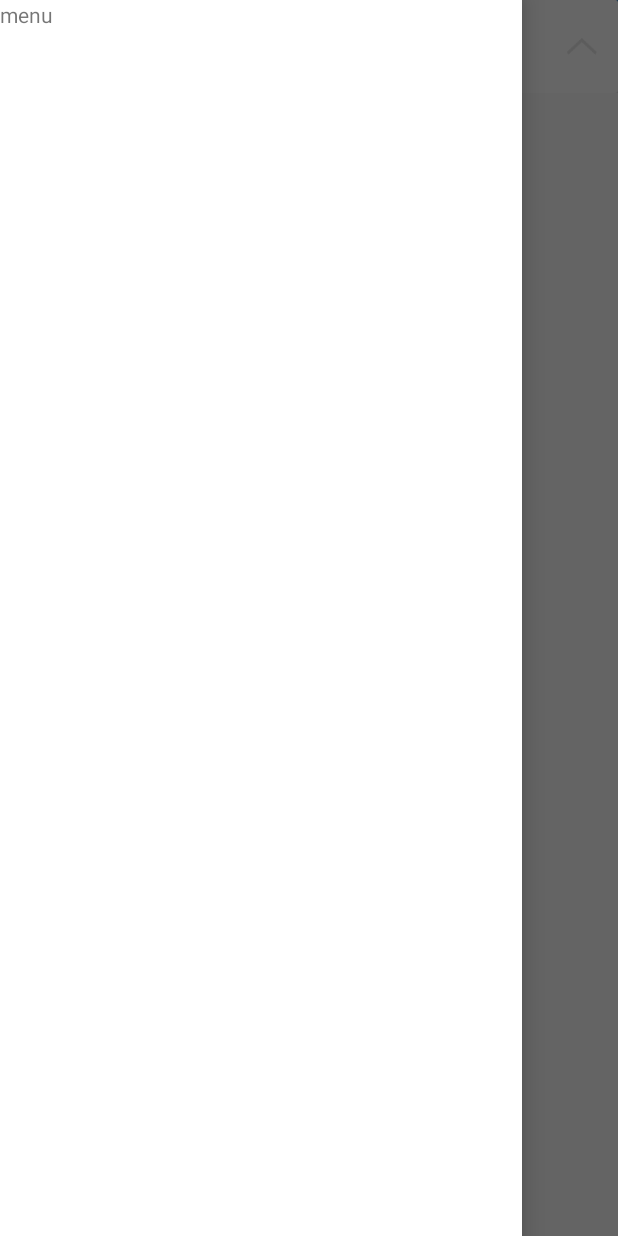
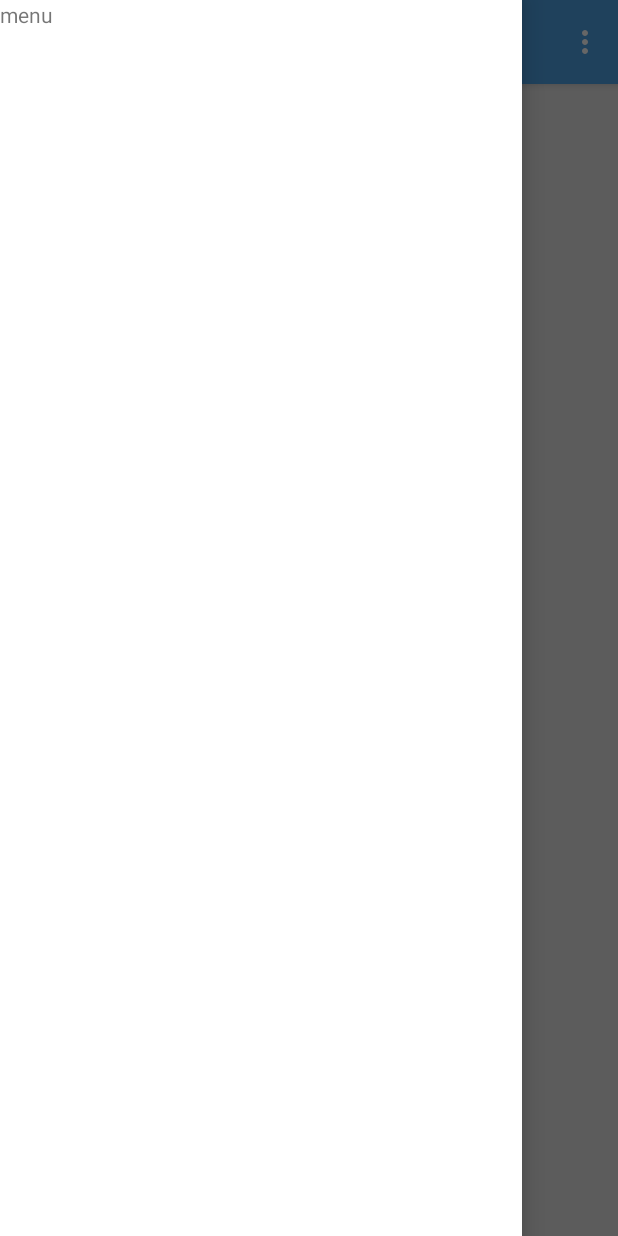
Before and after one commit to KDL-in/ArSr, an Android app: the screen it shows after launch (MainActivity), with the side drawer open, on a phone screen of 412 x 824 dp. Run offline under Robolectric (Android 15) with nearby library versions, the phone set to English and light mode, and no system bars; libraries missing offline, so code that uses them is left out: drawthink.expandablerecyclerview.bean; 4 statements that could not run were skipped.

Commit message:
mainUI ing -expandableRecyclerView fin

```diff
--- a/app/build.gradle
+++ b/app/build.gradle
@@ -27,4 +27,8 @@ dependencies {
     androidTestImplementation 'com.android.support.test.espresso:espresso-core:3.0.1'
     compile 'com.android.support:cardview-v7:26.1.0'
     compile 'com.android.support:recyclerview-v7:26.1.0'
+    compile 'com.android.support:design:26.1.0'
+    compile 'com.github.bumptech.glide:glide:3.7.0'
+    compile 'com.drawthink:expandable-recyclerview:0.0.3'
+
 }
--- a/app/src/main/AndroidManifest.xml
+++ b/app/src/main/AndroidManifest.xml
@@ -5,11 +5,12 @@
     <application
         android:allowBackup="true"
         android:icon="@mipmap/ic_launcher"
-        android:label="@string/today_task"
+        android:label="@string/app_name"
         android:roundIcon="@mipmap/ic_launcher_round"
         android:supportsRtl="true"
         android:theme="@style/AppTheme">
-        <activity android:name=".MainActivity">
+        <activity android:name=".MainActivity"
+            android:label="@string/today_task">
             <intent-filter>
                 <action android:name="android.intent.action.MAIN" />
 
--- a/app/src/main/java/com/arsr/arsr/CategoryAdapter.java
+++ /dev/null
@@ -1,92 +0,0 @@
-package com.arsr.arsr;
-
-import android.content.Context;
-import android.support.v7.widget.RecyclerView;
-import android.view.LayoutInflater;
-import android.view.View;
-import android.view.ViewGroup;
-import android.widget.LinearLayout;
-
-import com.arsr.arsr.costumview.CategoryLayout;
-import com.arsr.arsr.costumview.TaskLayout;
-import com.arsr.arsr.costumview.TasksOfACategory;
-import com.arsr.arsr.entity.Category;
-import com.arsr.arsr.entity.Task;
-
-import java.util.ArrayList;
-import java.util.List;
-
-/**
- * 所有任务循环列表的适配器
- * Created by KundaLin on 17/12/21.
- */
-
-public class CategoryAdapter extends RecyclerView.Adapter<CategoryAdapter.ViewHolder> {
-    private Context mContext;
-    private List<Category> mCategories;
-
-    public CategoryAdapter(List<Category> mCategories) {
-        this.mCategories = mCategories;
-    }
-
-    @Override
-    public ViewHolder onCreateViewHolder(ViewGroup parent, int viewType) {
-        if (mContext == null) {
-            mContext = parent.getContext();
-        }
-        View view = LayoutInflater.from(mContext).inflate(R.layout.layout_tasks_of_category, parent, false);
-
-        return new ViewHolder(view);
-    }
-
-    @Override
-    public void onBindViewHolder(ViewHolder holder, int position) {
-        Category category = mCategories.get(position);
-        List<Task> tasks = category.getChildren();
-        //判断是否已经取得子任务的布局
-        if (holder.allTasksLayout.isEmpty()) {
-            holder.tasksOfACategory.addTasks(tasks);
-            holder.getAllTasksLayout();
-        }
-        //设置当前子项信息
-        holder.categoryLayout.setCategoryProperties(category);//类别名字
-        for (int i = 0; i < tasks.size(); i++) {//设置子任务信息
-            holder.allTasksLayout.get(i).setTaskProperties(tasks.get(i));
-        }
-    }
-
-
-    @Override
-    public int getItemCount() {
-        return mCategories.size();
-    }
-
-    static class ViewHolder extends RecyclerView.ViewHolder {
-        TasksOfACategory tasksOfACategory;//根布局
-        CategoryLayout categoryLayout;//类别的布局
-        LinearLayout tasksLayout;//子任务的父布局
-        List<TaskLayout> allTasksLayout;//所有子任务的布局集
-
-        public ViewHolder(View itemView) {
-            super(itemView);
-            tasksOfACategory = (TasksOfACategory) itemView;
-            categoryLayout = itemView.findViewById(R.id.layout_category);
-            tasksLayout = itemView.findViewById(R.id.layout_tasks);
-            allTasksLayout = new ArrayList<>();
-        }
-
-        /**
-         * 取得子任务布局
-         * 1. 取得所有子任务布局
-         */
-        public void getAllTasksLayout() {
-            int count = tasksLayout.getChildCount();
-            //取得子任务
-            for (int i = 0; i < count; i++) {
-                allTasksLayout.add((TaskLayout) tasksLayout.getChildAt(i));
-            }
-
-
-        }
-    }
-}
--- a/app/src/main/java/com/arsr/arsr/MainActivity.java
+++ b/app/src/main/java/com/arsr/arsr/MainActivity.java
@@ -3,27 +3,29 @@ package com.arsr.arsr;
 import android.support.v4.view.GravityCompat;
 import android.support.v4.widget.DrawerLayout;
 import android.support.v7.app.ActionBar;
-import android.support.v7.app.AppCompatActivity;
 import android.os.Bundle;
 import android.support.v7.widget.LinearLayoutManager;
 import android.support.v7.widget.RecyclerView;
 import android.support.v7.widget.Toolbar;
 import android.view.Menu;
 import android.view.MenuItem;
-import android.view.View;
-import android.widget.ImageView;
-import android.widget.LinearLayout;
-
-import com.arsr.arsr.costumview.CategoryLayout;
-import com.arsr.arsr.entity.Category;
-import com.arsr.arsr.entity.Task;
 
 import java.util.ArrayList;
 import java.util.List;
 
+import drawthink.expandablerecyclerview.bean.RecyclerViewData;
+
 public class MainActivity extends BasicActivity {
     private DrawerLayout mDrawerLayout;//根布局
-    private List<Category> testList;//测试用数据列表
+    //临时数据
+    public String[] groupStrings = {"西游记", "水浒传", "三国演义", "红楼梦"};
+    public String[][] childStrings = {
+            {"唐三藏", "孙悟空", "猪八戒", "沙和尚"},
+            {"宋江", "林冲", "李逵", "鲁智深"},
+            {"曹操", "刘备", "孙权", "诸葛亮", "周瑜"},
+            {"贾宝玉", "林黛玉", "薛宝钗", "王熙凤"}
+    };
+    private List<RecyclerViewData> mData;
 
     @Override
     protected void onCreate(Bundle savedInstanceState) {
@@ -39,31 +41,48 @@ public class MainActivity extends BasicActivity {
             actionBar.setDisplayHomeAsUpEnabled(true);//利用返回按钮做导航按钮
             actionBar.setHomeAsUpIndicator(R.drawable.ic_menu);
         }
-        //主界面循环列表
-        initTestList();
-        RecyclerView recyclerView = findViewById(R.id.recycler_today);
-        LinearLayoutManager linearLayoutManager = new LinearLayoutManager(this);
-        recyclerView.setLayoutManager(linearLayoutManager);
-        CategoryAdapter adapter = new CategoryAdapter(testList);
-        recyclerView.setAdapter(adapter);
+/*
+        //expandableListView任务列表
+        ExpandableListView listView = findViewById(R.id.list_task_list);
+        listView.setAdapter(new TaskListAdapterBak(this,groupStrings,childStrings));
+        listView.setOnGroupClickListener(new ExpandableListView.OnGroupClickListener() {
+            @Override
+            public boolean onGroupClick(ExpandableListView parent, View v, int groupPosition, long id) {
+                Toast.makeText(getApplicationContext(), groupStrings[groupPosition], Toast.LENGTH_SHORT).show();
+                return false;
+            }
+        });
+        listView.setOnChildClickListener(new ExpandableListView.OnChildClickListener() {
+            @Override
+            public boolean onChildClick(ExpandableListView parent, View v, int groupPosition, int childPosition, long id) {
+                Toast.makeText(getApplicationContext(), childStrings[groupPosition][childPosition], Toast.LENGTH_SHORT).show();
+                return true;
+            }
+        });
+*/
+        //任务列表（基于recyclerView）
+        initmData();
+        RecyclerView viewTaskList = findViewById(R.id.recycler_task_list);
+        TaskListAdapter adapter = new TaskListAdapter(MainActivity.this, mData);
+        LinearLayoutManager layoutManager = new LinearLayoutManager(this);
+        viewTaskList.setAdapter(adapter);
+        viewTaskList.setLayoutManager(layoutManager);
     }
 
     /**
-     * 初始化测试数据
+     * 封装初始化数据
      */
-    private void initTestList() {
-        testList = new ArrayList<>();
-        Category category = new Category();
-        category.setName("考研单词");
-        List<Task> tasks = new ArrayList<>();
-        Task task1 = new Task();
-        task1.setName("List-1");
-        Task task2 = new Task();
-        task2.setName("List-2");
-        tasks.add(task1);
-        tasks.add(task2);
-        category.setChildren(tasks);
-        testList.add(category);
+    private void initmData() {
+        mData = new ArrayList<>();
+        int groupLength = groupStrings.length;
+        int childLength = childStrings.length;
+        for (int i = 0; i < groupLength; i++) {
+            List<String>childData = new ArrayList<>();
+            for (int j = 0; j < childLength; j++) {
+                childData.add(childStrings[i][j]);
+            }
+            mData.add(new RecyclerViewData(groupStrings[i], childData, true));
+        }
     }
 
     /**
--- a/app/src/main/java/com/arsr/arsr/costumview/CategoryLayout.java
+++ b/app/src/main/java/com/arsr/arsr/costumview/CategoryLayout.java
@@ -1,13 +1,10 @@
 package com.arsr.arsr.costumview;
 
 import android.content.Context;
-import android.support.annotation.Nullable;
 import android.support.v7.widget.CardView;
 import android.util.AttributeSet;
 import android.view.LayoutInflater;
-import android.view.View;
 import android.widget.ImageView;
-import android.widget.LinearLayout;
 import android.widget.TextView;
 
 import com.arsr.arsr.R;
@@ -24,7 +21,7 @@ public class CategoryLayout extends CardView {
     private TextView categoryTextView;//类别的名字view
     public CategoryLayout(Context context, AttributeSet attrs) {
         super(context, attrs);
-        LayoutInflater.from(context).inflate(R.layout.layout_category, this);
+        LayoutInflater.from(context).inflate(R.layout.customview_category, this);
         init();
 //        imageView.setOnClickListener(this);
     }
--- a/app/src/main/java/com/arsr/arsr/costumview/TaskLayout.java
+++ b/app/src/main/java/com/arsr/arsr/costumview/TaskLayout.java
@@ -19,7 +19,7 @@ public class TaskLayout extends CardView {
     private TextView nameTextView;//任务信息：任务名
     public TaskLayout(Context context, AttributeSet attrs) {
         super(context, attrs);
-        LayoutInflater.from(context).inflate(R.layout.layout_task, this);
+        LayoutInflater.from(context).inflate(R.layout.customview_task, this);
         nameTextView = findViewById(R.id.text_task_name);
     }
 
--- a/app/src/main/res/layout/activity_main.xml
+++ b/app/src/main/res/layout/activity_main.xml
@@ -3,42 +3,48 @@
     xmlns:app="http://schemas.android.com/apk/res-auto"
     xmlns:tools="http://schemas.android.com/tools"
     android:id="@+id/drawer_layout"
+    android:background="@color/background"
     android:layout_width="match_parent"
     android:layout_height="match_parent">
 
 
-    <FrameLayout
+    <android.support.design.widget.CoordinatorLayout
         android:layout_width="match_parent"
-        android:layout_height="match_parent"
-        tools:context="com.arsr.arsr.MainActivity">
-
+        android:layout_height="match_parent">
+        <android.support.design.widget.AppBarLayout
+            android:layout_width="match_parent"
+            android:layout_height="wrap_content">
             <android.support.v7.widget.Toolbar
                 android:id="@+id/toolbar"
                 android:layout_width="match_parent"
                 android:layout_height="?attr/actionBarSize"
                 android:background="?attr/colorPrimary"
                 android:theme="@style/ThemeOverlay.AppCompat.Dark.ActionBar"
-            app:popupTheme="@style/Theme.AppCompat.Light"></android.support.v7.widget.Toolbar>
-        <!--
-                <LinearLayout
+                app:layout_scrollFlags="scroll|enterAlways|snap"
+                app:popupTheme="@style/Theme.AppCompat.Light"/>
+        </android.support.design.widget.AppBarLayout>
+        <android.support.v4.widget.SwipeRefreshLayout
+            app:layout_behavior="@string/appbar_scrolling_view_behavior"
             android:layout_width="match_parent"
-                    android:layout_height="match_parent"
-                    android:background="@color/background"
-                    android:orientation="vertical"
-                    android:padding="15dp">
-
-                    <com.arsr.arsr.costumview.TasksOfACategory
-                        android:layout_width="match_parent"
-                        android:layout_height="wrap_content"></com.arsr.arsr.costumview.TasksOfACategory>
-
-                </LinearLayout>
-        -->
+            android:layout_height="match_parent">
             <android.support.v7.widget.RecyclerView
-            android:id="@+id/recycler_today"
+                android:padding="15dp"
+                android:id="@+id/recycler_task_list"
                 android:layout_width="match_parent"
                 android:layout_height="match_parent">
             </android.support.v7.widget.RecyclerView>
-    </FrameLayout>
+            <!--
+                        <ExpandableListView
+                            android:id="@+id/list_task_list"
+                            android:divider="@null"
+                            android:dividerHeight="0dp"
+                            app:layout_behavior="@string/appbar_scrolling_view_behavior"
+                            android:layout_width="match_parent"
+                            android:layout_height="wrap_content"/>
+            -->
+        </android.support.v4.widget.SwipeRefreshLayout>
+
+    </android.support.design.widget.CoordinatorLayout>
 
     <TextView
         android:layout_width="match_parent"
--- a/app/src/main/res/layout/layout_category.xml
+++ b/app/src/main/res/layout/customview_category.xml
@@ -3,10 +3,11 @@
     xmlns:android="http://schemas.android.com/apk/res/android"
     xmlns:app="http://schemas.android.com/apk/res-auto"
     xmlns:tools="http://schemas.android.com/tools"
-    android:id="@+id/layout_category"
     android:layout_width="match_parent"
     android:layout_height="wrap_content"
-    android:elevation="100dp"
+    android:id="@+id/group"
+    android:layout_marginTop="10dp"
+    android:layout_marginBottom="0.1dp"
     app:cardCornerRadius="1dp">
 
     <LinearLayout
--- a/settings.gradle
+++ b/settings.gradle
@@ -1 +1 @@
-include ':app'
+include ':app', ':demo'
```
Also changed, not shown: app/src/main/java/com/arsr/arsr/TaskListAdapter.java (added, +92 -0 lines), app/src/main/java/com/arsr/arsr/TaskListAdapterBak.java (added, +111 -0 lines), app/src/main/java/com/arsr/arsr/TaskListViewHolder.java (added, +43 -0 lines), app/src/main/java/com/arsr/arsr/costumview/TasksOfACategory.java (deleted, +0 -75 lines), app/src/main/res/layout/customview_task.xml (renamed from app/src/main/res/layout/layout_task.xml, +6 -5 lines), app/src/main/res/layout/layout_tasks_of_category.xml (deleted, +0 -23 lines), 1 other file. Lines whose indentation alone changed are shown as unchanged.
